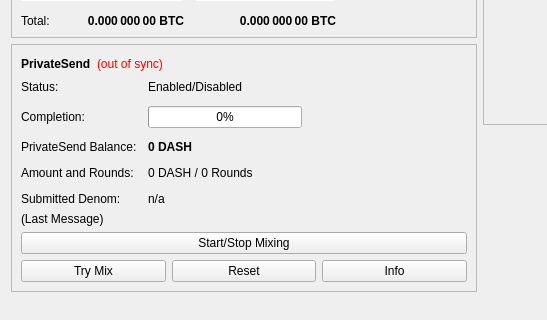
Above: src/qt/forms/overviewpage.ui from ZoZoCoin/ZoZo-blockchain before the change; both pictures show x 0 to 547 and y 178 to 498 of the 960 by 585 pixel window. Below: the same form after it.
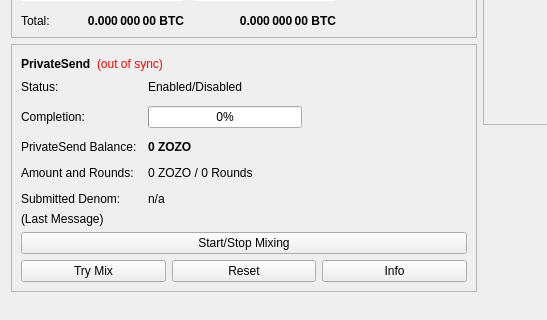
That is the form after the change.

Commit message: replace all dash to zozo

```diff
--- a/src/qt/forms/overviewpage.ui
+++ b/src/qt/forms/overviewpage.ui
@@ -511,7 +511,7 @@
                </font>
               </property>
               <property name="text">
-               <string notr="true">0 DASH</string>
+               <string notr="true">0 ZOZO</string>
               </property>
              </widget>
             </item>
@@ -525,7 +525,7 @@
             <item row="3" column="1">
              <widget class="QLabel" name="labelAmountRounds">
               <property name="text">
-               <string>0 DASH / 0 Rounds</string>
+               <string>0 ZOZO / 0 Rounds</string>
               </property>
              </widget>
             </item>
```
Left out of the diff: 6 changed lines with no effect on the pictures. The commit also changes 469 other files.
